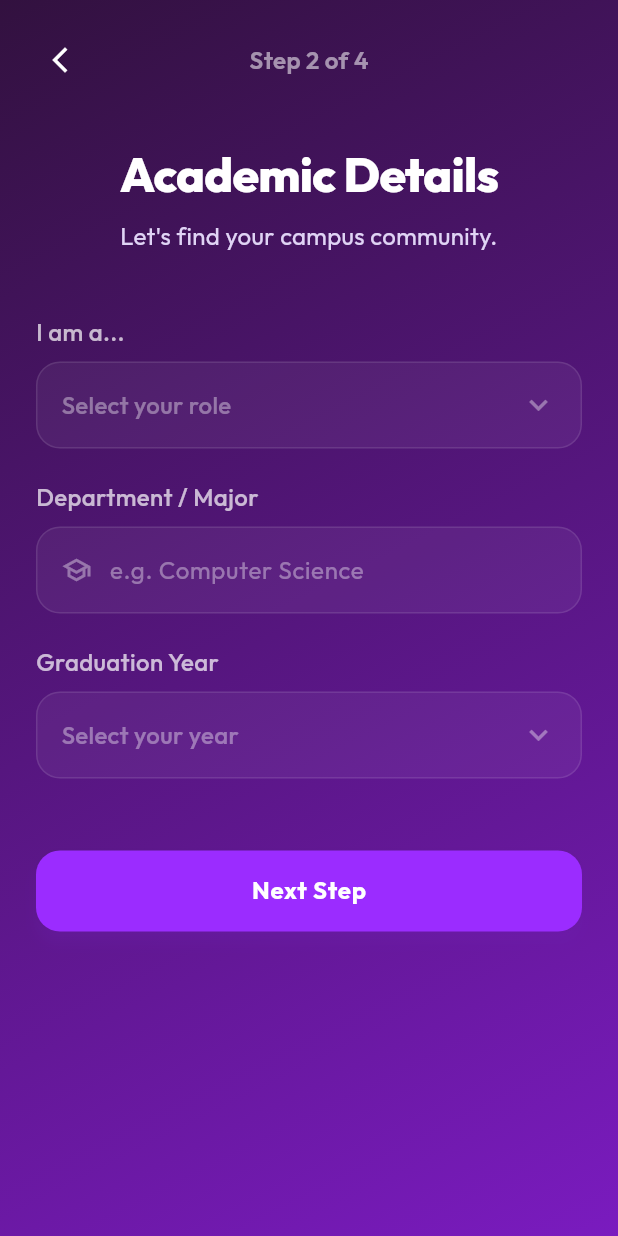
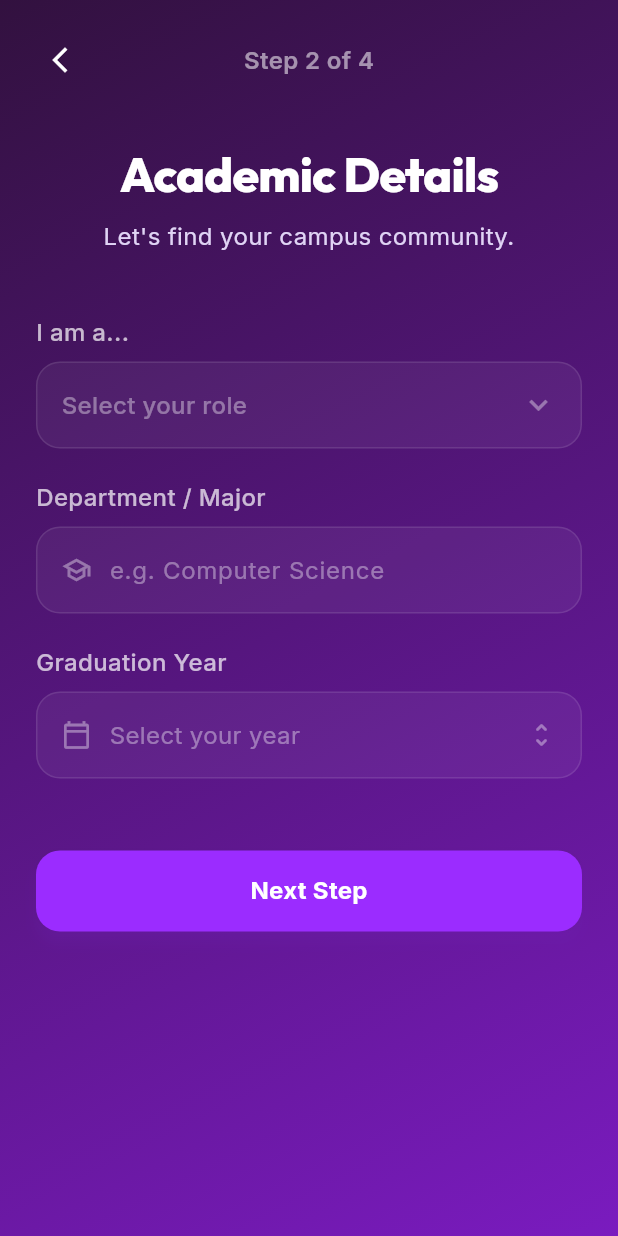
Before and after one commit to kalchan12/Graduate-Chronicles, a Flutter app: the SignupStep2 screen opened by its route, on a phone screen of 412 x 824 dp. Run offline on Flutter 3.47's test engine with Material 3 defaults, Android fonts, the light colour scheme and no system bars; our stand-ins replace flutter_riverpod, google_fonts, image_picker, permission_handler.

Commit message:
polish UI typography and fix signup UX issues

```diff
--- a/lib/theme/design_system.dart
+++ b/lib/theme/design_system.dart
@@ -22,25 +22,32 @@ class DesignSystem {
       seedColor: purpleAccent,
       brightness: Brightness.dark,
     ),
-    textTheme: GoogleFonts.outfitTextTheme(
-      ThemeData.dark().textTheme.copyWith(
-        titleLarge: const TextStyle(
+    textTheme: GoogleFonts.interTextTheme(ThemeData.dark().textTheme).copyWith(
+      titleLarge: GoogleFonts.outfit(
         fontSize: 32,
         fontWeight: FontWeight.w800,
         color: Colors.white,
         letterSpacing: -0.5,
       ),
-        bodyMedium: const TextStyle(
+      titleMedium: GoogleFonts.outfit(
+        fontSize: 24,
+        fontWeight: FontWeight.w700,
+        color: Colors.white,
+      ),
+      bodyMedium: GoogleFonts.inter(
         fontSize: 16,
-          color: Color(0xFFE0D4F5),
+        color: const Color(0xFFE0D4F5),
         height: 1.5,
       ),
-        labelLarge: const TextStyle(
+      bodySmall: GoogleFonts.inter(
+        fontSize: 14,
+        color: const Color(0xFFBDB1C9),
+      ),
+      labelLarge: GoogleFonts.inter(
         fontSize: 16,
-          fontWeight: FontWeight.w700,
+        fontWeight: FontWeight.w600,
         color: Colors.white,
-          letterSpacing: 0.5,
-        ),
+        letterSpacing: 0.2,
       ),
     ),
   );
--- a/lib/ui/auth/signup/signup_step2.dart
+++ b/lib/ui/auth/signup/signup_step2.dart
@@ -127,12 +127,11 @@ class _SignupStep2State extends ConsumerState<SignupStep2> {
                       ),
                       const SizedBox(height: 20),
 
-                      _buildOverlayDropdown(
+                      _buildYearPicker(
                         context,
                         label: 'Graduation Year',
                         hint: state.graduationYear ?? 'Select your year',
                         value: state.graduationYear,
-                        items: _years,
                         onChanged: (val) =>
                             notifier.setField('graduationYear', val),
                         errorText: state.yearError,
@@ -270,7 +269,7 @@ class _SignupStep2State extends ConsumerState<SignupStep2> {
               shape: RoundedRectangleBorder(
                 borderRadius: BorderRadius.circular(16),
               ),
-              color: const Color(0xFF2E1A3C), // Darker, cleaner background
+              color: const Color(0xFF2E1A3C),
               elevation: 12,
               textStyle: const TextStyle(color: Colors.white),
             ),
@@ -363,4 +362,141 @@ class _SignupStep2State extends ConsumerState<SignupStep2> {
       ],
     );
   }
+
+  Widget _buildYearPicker(
+    BuildContext context, {
+    required String label,
+    required String hint,
+    required String? value,
+    required ValueChanged<String> onChanged,
+    String? errorText,
+  }) {
+    return Column(
+      crossAxisAlignment: CrossAxisAlignment.start,
+      children: [
+        Text(
+          label,
+          style: const TextStyle(
+            color: Colors.white70,
+            fontWeight: FontWeight.w500,
+          ),
+        ),
+        const SizedBox(height: 8),
+        GestureDetector(
+          onTap: () {
+            showModalBottomSheet(
+              context: context,
+              backgroundColor: const Color(0xFF1F0C24),
+              shape: const RoundedRectangleBorder(
+                borderRadius: BorderRadius.vertical(top: Radius.circular(24)),
+              ),
+              builder: (ctx) {
+                return Container(
+                  height: 300,
+                  padding: const EdgeInsets.all(24),
+                  child: Column(
+                    children: [
+                      Container(
+                        width: 40,
+                        height: 4,
+                        decoration: BoxDecoration(
+                          color: Colors.white24,
+                          borderRadius: BorderRadius.circular(2),
+                        ),
+                      ),
+                      const SizedBox(height: 24),
+                      Text(
+                        'Select Graduation Year',
+                        style: Theme.of(context).textTheme.titleMedium,
+                      ),
+                      const SizedBox(height: 24),
+                      Expanded(
+                        child: ListWheelScrollView(
+                          itemExtent: 50,
+                          physics: const FixedExtentScrollPhysics(),
+                          perspective: 0.005,
+                          onSelectedItemChanged: (index) {
+                            onChanged(_years[index]);
+                          },
+                          children: _years.map((year) {
+                            final isSelected = year == value;
+                            return Container(
+                              alignment: Alignment.center,
+                              decoration: isSelected
+                                  ? BoxDecoration(
+                                      color: DesignSystem.purpleAccent
+                                          .withValues(alpha: 0.1),
+                                      borderRadius: BorderRadius.circular(12),
+                                    )
+                                  : null,
+                              child: Text(
+                                year,
+                                style: TextStyle(
+                                  fontSize: 20,
+                                  fontWeight: isSelected
+                                      ? FontWeight.bold
+                                      : FontWeight.normal,
+                                  color: isSelected
+                                      ? DesignSystem.purpleAccent
+                                      : Colors.white54,
+                                ),
+                              ),
+                            );
+                          }).toList(),
+                        ),
+                      ),
+                    ],
+                  ),
+                );
+              },
+            );
+          },
+          child: Container(
+            decoration: BoxDecoration(
+              color: Colors.white.withValues(alpha: 0.05),
+              borderRadius: BorderRadius.circular(16),
+              border: Border.all(color: Colors.white10),
+            ),
+            padding: const EdgeInsets.symmetric(horizontal: 16, vertical: 16),
+            child: Row(
+              children: [
+                const Icon(
+                  Icons.calendar_today_outlined,
+                  color: Colors.white38,
+                  size: 20,
+                ),
+                const SizedBox(width: 12),
+                Expanded(
+                  child: Text(
+                    value ?? hint,
+                    style: TextStyle(
+                      color: value == null ? Colors.white38 : Colors.white,
+                      fontSize: 16,
+                    ),
+                  ),
+                ),
+                const Icon(
+                  Icons.unfold_more_rounded,
+                  color: Colors.white38,
+                  size: 20,
+                ),
+              ],
+            ),
+          ),
+        ),
+        if (errorText != null)
+          Padding(
+            padding: const EdgeInsets.only(top: 6, left: 4),
+            child: Text(
+              errorText,
+              style: const TextStyle(
+                color: Colors.orangeAccent,
+                fontSize: 12,
+                fontWeight: FontWeight.w600,
+              ),
+            ),
+          ),
+      ],
+    );
+  }
 }
```
Also changed, not shown: lib/ui/splash/splash_screen.dart (+8 -19 lines). Lines whose indentation alone changed are shown as unchanged.
